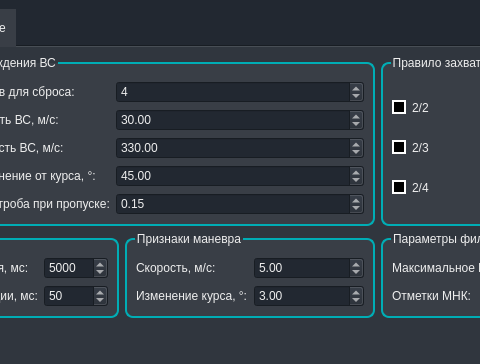
Above: Programs/Settings/SettingsWindow.ui from Omazz/SurveillanceTracker before the change; both pictures show x 150 to 630 and y 0 to 364 of the 800 by 600 pixel window. Below: the same form after it.
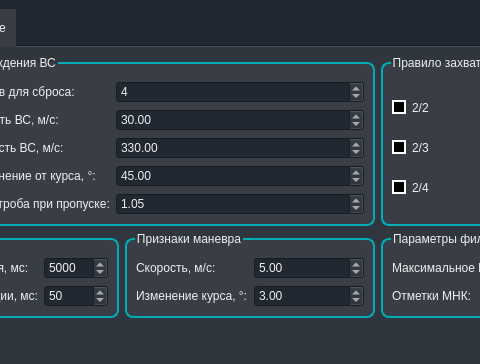
That is the form after the change. The open tabs and pages were chosen to show the change.

Diff of the .ui file:
```diff
--- a/Programs/Settings/SettingsWindow.ui
+++ b/Programs/Settings/SettingsWindow.ui
@@ -252,16 +252,16 @@
            <item row="4" column="1">
             <widget class="QDoubleSpinBox" name="DSB_coefStrobeHold">
              <property name="minimum">
-              <double>0.050000000000000</double>
-             </property>
-             <property name="maximum">
               <double>1.000000000000000</double>
              </property>
+             <property name="maximum">
+              <double>2.000000000000000</double>
+             </property>
              <property name="singleStep">
               <double>0.100000000000000</double>
              </property>
              <property name="value">
-              <double>0.150000000000000</double>
+              <double>1.050000000000000</double>
              </property>
             </widget>
            </item>
```
Left out of the diff: 2 changed lines with no effect on the pictures.
